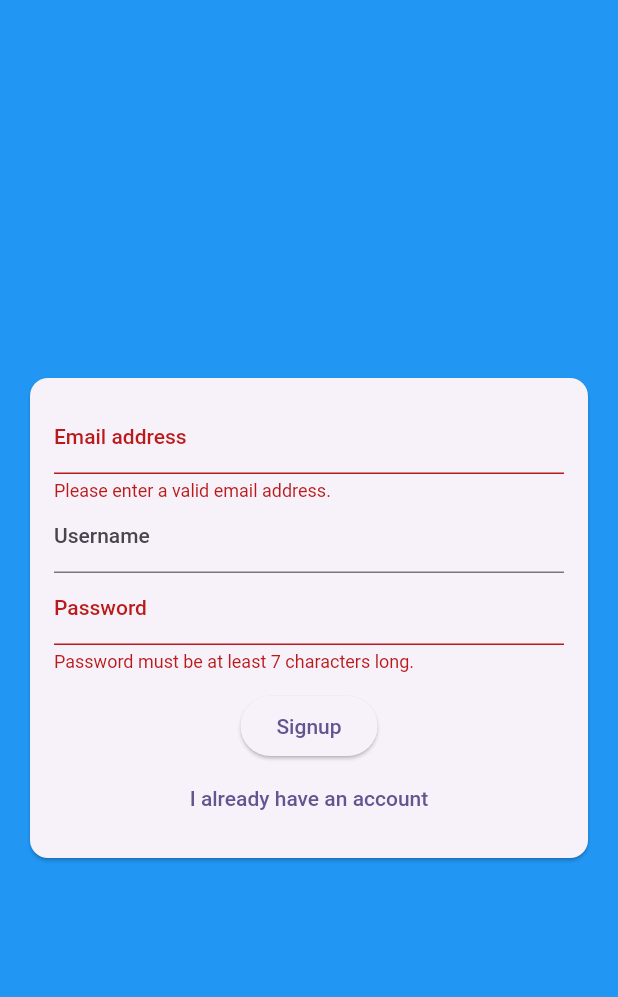
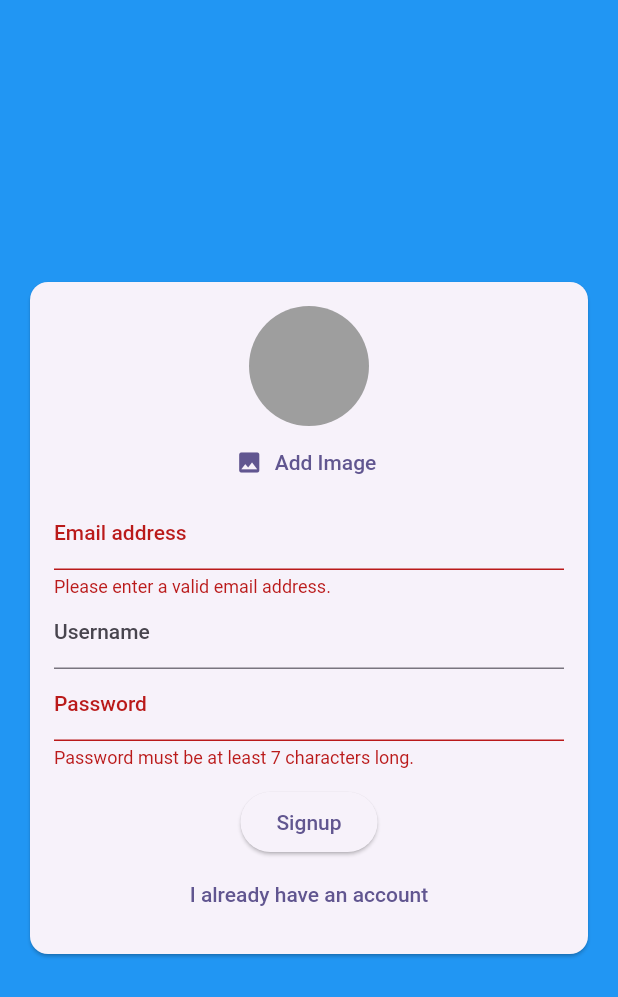
Before and after one commit to nafi-ullah/chat-app, a Flutter app: the screen it shows after launch, after a tap on "Login", after a tap on "Create new account", on a phone screen of 412 x 824 dp. Shown: the top 997 px of the screen. Run offline on Flutter 3.47's test engine with Material 2 defaults, Android fonts, the phone set to English and light mode, and no system bars; our stand-ins replace cloud_firestore, firebase_auth, firebase_core, image_picker; accounts and stored records are empty.

Commit message:
image picked

```diff
--- a/lib/widgets/auth_form.dart
+++ b/lib/widgets/auth_form.dart
@@ -1,4 +1,8 @@
+import 'dart:io';
+
 import 'package:flutter/material.dart';
+
+import '../pickers/user_image_picker.dart';
 
 class AuthForm extends StatefulWidget {
   AuthForm(this.isLoading, this.submitFn, {super.key});
@@ -23,10 +27,22 @@ class _AuthFormState extends State<AuthForm> {
   var _userEmail = '';
   var _userName = '';
   var _userPassword = '';
+  late File _userImageFile;
+
+  void _pickedImage(File image){
+    _userImageFile = image;
+  }
 
   void _trySubmit() {
     final isValid = _formKey.currentState?.validate();
     FocusScope.of(context).unfocus(); //  unfocus kore dibe sob field
+    // if(_userImageFile == null && !_isLogin){
+    //   ScaffoldMessenger.of(context).showSnackBar(
+    //     SnackBar(content: Text("Please pick an image")),
+    //   );
+    //     return;
+    // }
+
 
     if (isValid!) {
       _formKey.currentState?.save();
@@ -58,6 +74,8 @@ class _AuthFormState extends State<AuthForm> {
               child: Column(
                 mainAxisSize: MainAxisSize.min,
                 children: <Widget>[
+                  if(!_isLogin) UserImagePickerState(),
+
                   TextFormField(
                     key: ValueKey('email'),
                     validator: (value) {
```
Also changed, not shown: lib/pickers/user_image_picker.dart (+16 -6 lines).
